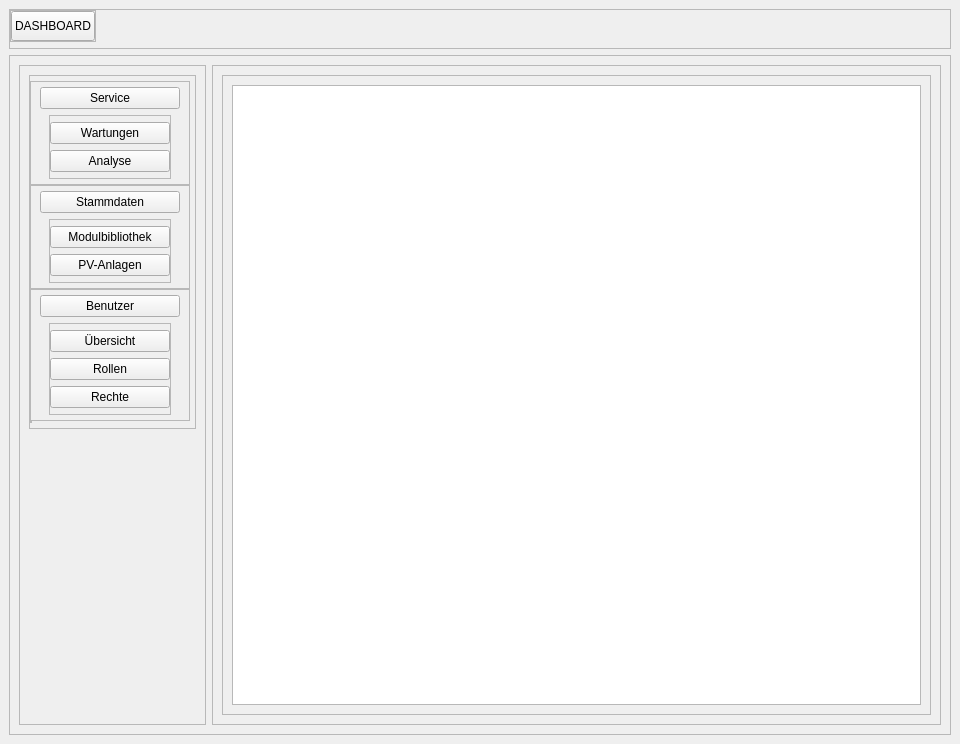
Before: the Qt Designer form src/ui/forms/mainwindow.ui in creativeSloth/SUN_Maintenance, drawn with Qt 5.
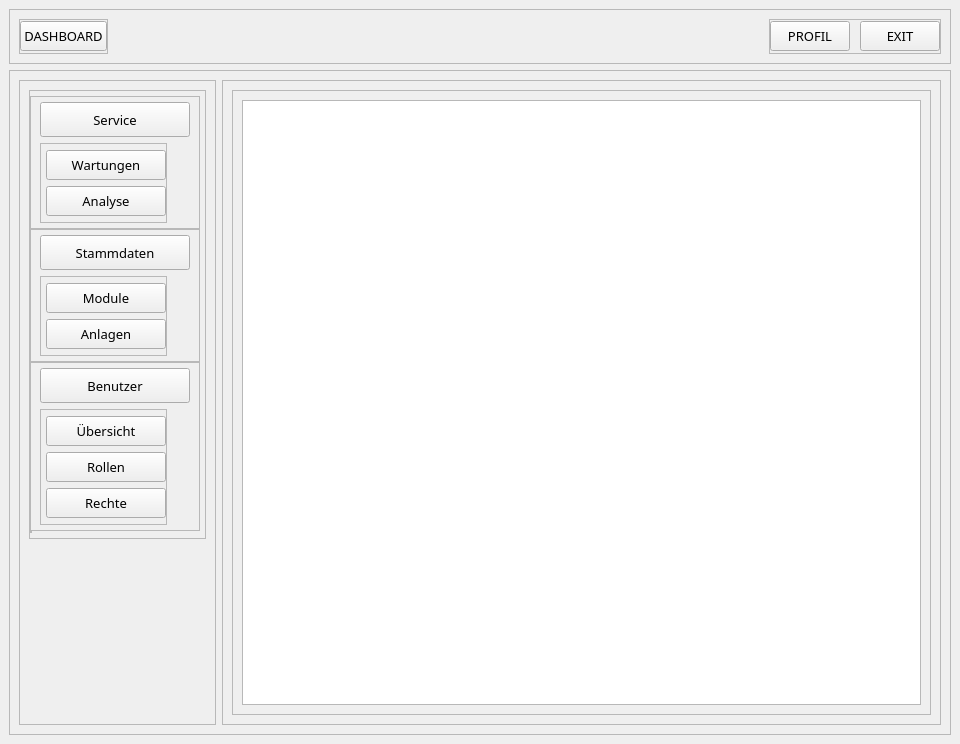
After: the same form once the commit is applied.

Commit message: added user_refreshing via gui; also played arount with styles

Patch:
```diff
--- a/src/ui/forms/mainwindow.ui
+++ b/src/ui/forms/mainwindow.ui
@@ -18,14 +18,34 @@
   </property>
   <property name="maximumSize">
    <size>
-    <width>1920</width>
-    <height>1080</height>
+    <width>16777215</width>
+    <height>16777215</height>
    </size>
   </property>
+  <property name="font">
+   <font>
+    <family>AirbusMCDUb</family>
+    <pointsize>10</pointsize>
+    <italic>false</italic>
+    <bold>false</bold>
+   </font>
+  </property>
+  <property name="cursor">
+   <cursorShape>ArrowCursor</cursorShape>
+  </property>
   <property name="windowTitle">
    <string>MainWindow</string>
   </property>
+  <property name="styleSheet">
+   <string notr="true"/>
+  </property>
   <widget class="QWidget" name="centralwidget">
+   <property name="sizePolicy">
+    <sizepolicy hsizetype="Expanding" vsizetype="Expanding">
+     <horstretch>0</horstretch>
+     <verstretch>0</verstretch>
+    </sizepolicy>
+   </property>
    <layout class="QVBoxLayout" name="verticalLayout">
     <item>
      <widget class="QFrame" name="header_frame">
@@ -53,20 +73,8 @@
       <property name="frameShadow">
        <enum>QFrame::Raised</enum>
       </property>
-      <layout class="QHBoxLayout" name="horizontalLayout">
-       <property name="leftMargin">
-        <number>0</number>
-       </property>
-       <property name="topMargin">
-        <number>0</number>
-       </property>
-       <property name="rightMargin">
-        <number>0</number>
-       </property>
-       <property name="bottomMargin">
-        <number>0</number>
-       </property>
-       <item alignment="Qt::AlignLeft|Qt::AlignTop">
+      <layout class="QHBoxLayout" name="horizontalLayout_4">
+       <item>
         <widget class="QFrame" name="frame_2">
          <property name="frameShape">
           <enum>QFrame::StyledPanel</enum>
@@ -91,7 +99,7 @@
            <number>0</number>
           </property>
           <item>
-           <widget class="QPushButton" name="pushButton">
+           <widget class="QPushButton" name="dashboard_btn">
             <property name="minimumSize">
              <size>
               <width>0</width>
@@ -112,13 +120,109 @@
          </layout>
         </widget>
        </item>
+       <item>
+        <spacer name="horizontalSpacer">
+         <property name="orientation">
+          <enum>Qt::Horizontal</enum>
+         </property>
+         <property name="sizeHint" stdset="0">
+          <size>
+           <width>40</width>
+           <height>20</height>
+          </size>
+         </property>
+        </spacer>
+       </item>
+       <item>
+        <widget class="QFrame" name="frame_7">
+         <property name="sizePolicy">
+          <sizepolicy hsizetype="Minimum" vsizetype="MinimumExpanding">
+           <horstretch>0</horstretch>
+           <verstretch>0</verstretch>
+          </sizepolicy>
+         </property>
+         <property name="frameShape">
+          <enum>QFrame::StyledPanel</enum>
+         </property>
+         <property name="frameShadow">
+          <enum>QFrame::Raised</enum>
+         </property>
+         <layout class="QHBoxLayout" name="horizontalLayout">
+          <property name="spacing">
+           <number>10</number>
+          </property>
+          <property name="leftMargin">
+           <number>0</number>
+          </property>
+          <property name="topMargin">
+           <number>0</number>
+          </property>
+          <property name="rightMargin">
+           <number>0</number>
+          </property>
+          <property name="bottomMargin">
+           <number>0</number>
+          </property>
+          <item>
+           <widget class="QPushButton" name="curr_usr_info_btn">
+            <property name="sizePolicy">
+             <sizepolicy hsizetype="Minimum" vsizetype="Fixed">
+              <horstretch>0</horstretch>
+              <verstretch>0</verstretch>
+             </sizepolicy>
+            </property>
+            <property name="minimumSize">
+             <size>
+              <width>0</width>
+              <height>30</height>
+             </size>
+            </property>
+            <property name="maximumSize">
+             <size>
+              <width>16777215</width>
+              <height>30</height>
+             </size>
+            </property>
+            <property name="text">
+             <string>PROFIL</string>
+            </property>
+           </widget>
+          </item>
+          <item>
+           <widget class="QPushButton" name="exit_btn">
+            <property name="sizePolicy">
+             <sizepolicy hsizetype="Minimum" vsizetype="Fixed">
+              <horstretch>0</horstretch>
+              <verstretch>0</verstretch>
+             </sizepolicy>
+            </property>
+            <property name="minimumSize">
+             <size>
+              <width>0</width>
+              <height>30</height>
+             </size>
+            </property>
+            <property name="maximumSize">
+             <size>
+              <width>16777215</width>
+              <height>30</height>
+             </size>
+            </property>
+            <property name="text">
+             <string>EXIT</string>
+            </property>
+           </widget>
+          </item>
+         </layout>
+        </widget>
+       </item>
       </layout>
      </widget>
     </item>
     <item>
      <widget class="QFrame" name="frame">
       <property name="sizePolicy">
-       <sizepolicy hsizetype="Preferred" vsizetype="Expanding">
+       <sizepolicy hsizetype="Expanding" vsizetype="Expanding">
         <horstretch>0</horstretch>
         <verstretch>0</verstretch>
        </sizepolicy>
@@ -224,14 +328,14 @@
                   </property>
                   <property name="minimumSize">
                    <size>
-                    <width>140</width>
-                    <height>0</height>
+                    <width>150</width>
+                    <height>35</height>
                    </size>
                   </property>
                   <property name="maximumSize">
                    <size>
-                    <width>16777215</width>
-                    <height>16777215</height>
+                    <width>150</width>
+                    <height>35</height>
                    </size>
                   </property>
                   <property name="text">
@@ -239,7 +343,7 @@
                   </property>
                  </widget>
                 </item>
-                <item alignment="Qt::AlignHCenter|Qt::AlignTop">
+                <item alignment="Qt::AlignLeft|Qt::AlignTop">
                  <widget class="QFrame" name="service_dropdown">
                   <property name="sizePolicy">
                    <sizepolicy hsizetype="Minimum" vsizetype="Minimum">
@@ -255,7 +359,7 @@
                   </property>
                   <layout class="QVBoxLayout" name="verticalLayout_5">
                    <property name="leftMargin">
-                    <number>0</number>
+                    <number>5</number>
                    </property>
                    <property name="topMargin">
                     <number>6</number>
@@ -271,13 +375,13 @@
                      <property name="minimumSize">
                       <size>
                        <width>120</width>
-                       <height>0</height>
+                       <height>30</height>
                       </size>
                      </property>
                      <property name="maximumSize">
                       <size>
                        <width>120</width>
-                       <height>16777215</height>
+                       <height>30</height>
                       </size>
                      </property>
                      <property name="text">
@@ -290,13 +394,13 @@
                      <property name="minimumSize">
                       <size>
                        <width>120</width>
-                       <height>0</height>
+                       <height>30</height>
                       </size>
                      </property>
                      <property name="maximumSize">
                       <size>
                        <width>120</width>
-                       <height>16777215</height>
+                       <height>30</height>
                       </size>
                      </property>
                      <property name="text">
@@ -353,14 +457,14 @@
                   </property>
                   <property name="minimumSize">
                    <size>
-                    <width>140</width>
-                    <height>0</height>
+                    <width>150</width>
+                    <height>35</height>
                    </size>
                   </property>
                   <property name="maximumSize">
                    <size>
-                    <width>16777215</width>
-                    <height>16777215</height>
+                    <width>150</width>
+                    <height>35</height>
                    </size>
                   </property>
                   <property name="text">
@@ -368,7 +472,7 @@
                   </property>
                  </widget>
                 </item>
-                <item alignment="Qt::AlignHCenter|Qt::AlignTop">
+                <item alignment="Qt::AlignLeft|Qt::AlignTop">
                  <widget class="QFrame" name="ref_dat_dropdown">
                   <property name="sizePolicy">
                    <sizepolicy hsizetype="Minimum" vsizetype="Minimum">
@@ -384,7 +488,7 @@
                   </property>
                   <layout class="QVBoxLayout" name="verticalLayout_6">
                    <property name="leftMargin">
-                    <number>0</number>
+                    <number>5</number>
                    </property>
                    <property name="topMargin">
                     <number>6</number>
@@ -400,17 +504,17 @@
                      <property name="minimumSize">
                       <size>
                        <width>120</width>
-                       <height>0</height>
+                       <height>30</height>
                       </size>
                      </property>
                      <property name="maximumSize">
                       <size>
                        <width>120</width>
-                       <height>16777215</height>
+                       <height>30</height>
                       </size>
                      </property>
                      <property name="text">
-                      <string>Modulbibliothek</string>
+                      <string>Module</string>
                      </property>
                     </widget>
                    </item>
@@ -419,17 +523,17 @@
                      <property name="minimumSize">
                       <size>
                        <width>120</width>
-                       <height>0</height>
+                       <height>30</height>
                       </size>
                      </property>
                      <property name="maximumSize">
                       <size>
                        <width>120</width>
-                       <height>16777215</height>
+                       <height>30</height>
                       </size>
                      </property>
                      <property name="text">
-                      <string>PV-Anlagen</string>
+                      <string>Anlagen</string>
                      </property>
                     </widget>
                    </item>
@@ -482,14 +586,14 @@
                   </property>
                   <property name="minimumSize">
                    <size>
-                    <width>140</width>
-                    <height>0</height>
+                    <width>150</width>
+                    <height>35</height>
                    </size>
                   </property>
                   <property name="maximumSize">
                    <size>
-                    <width>16777215</width>
-                    <height>16777215</height>
+                    <width>150</width>
+                    <height>35</height>
                    </size>
                   </property>
                   <property name="text">
@@ -497,7 +601,7 @@
                   </property>
                  </widget>
                 </item>
-                <item alignment="Qt::AlignHCenter|Qt::AlignTop">
+                <item alignment="Qt::AlignLeft|Qt::AlignTop">
                  <widget class="QFrame" name="usr_dropdown">
                   <property name="sizePolicy">
                    <sizepolicy hsizetype="Minimum" vsizetype="Minimum">
@@ -516,7 +620,7 @@
                     <number>6</number>
                    </property>
                    <property name="leftMargin">
-                    <number>0</number>
+                    <number>5</number>
                    </property>
                    <property name="topMargin">
                     <number>6</number>
@@ -532,13 +636,13 @@
                      <property name="minimumSize">
                       <size>
                        <width>120</width>
-                       <height>0</height>
+                       <height>30</height>
                       </size>
                      </property>
                      <property name="maximumSize">
                       <size>
                        <width>120</width>
-                       <height>16777215</height>
+                       <height>30</height>
                       </size>
                      </property>
                      <property name="text">
@@ -551,13 +655,13 @@
                      <property name="minimumSize">
                       <size>
                        <width>120</width>
-                       <height>0</height>
+                       <height>30</height>
                       </size>
                      </property>
                      <property name="maximumSize">
                       <size>
                        <width>120</width>
-                       <height>16777215</height>
+                       <height>30</height>
                       </size>
                      </property>
                      <property name="text">
@@ -570,13 +674,13 @@
                      <property name="minimumSize">
                       <size>
                        <width>120</width>
-                       <height>0</height>
+                       <height>30</height>
                       </size>
                      </property>
                      <property name="maximumSize">
                       <size>
                        <width>120</width>
-                       <height>16777215</height>
+                       <height>30</height>
                       </size>
                      </property>
                      <property name="text">
@@ -684,9 +788,15 @@
                 <layout class="QVBoxLayout" name="verticalLayout_13">
                  <item>
                   <widget class="QTableWidget" name="usr_overview_tbl">
+                   <property name="editTriggers">
+                    <set>QAbstractItemView::NoEditTriggers</set>
+                   </property>
                    <property name="sortingEnabled">
                     <bool>true</bool>
                    </property>
+                   <attribute name="verticalHeaderVisible">
+                    <bool>false</bool>
+                   </attribute>
                   </widget>
                  </item>
                 </layout>
```
The commit also changes 24 other files.
